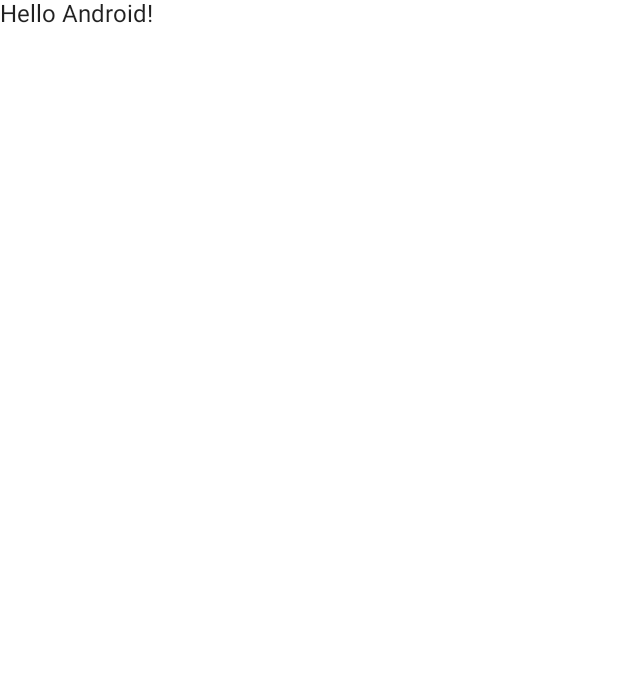
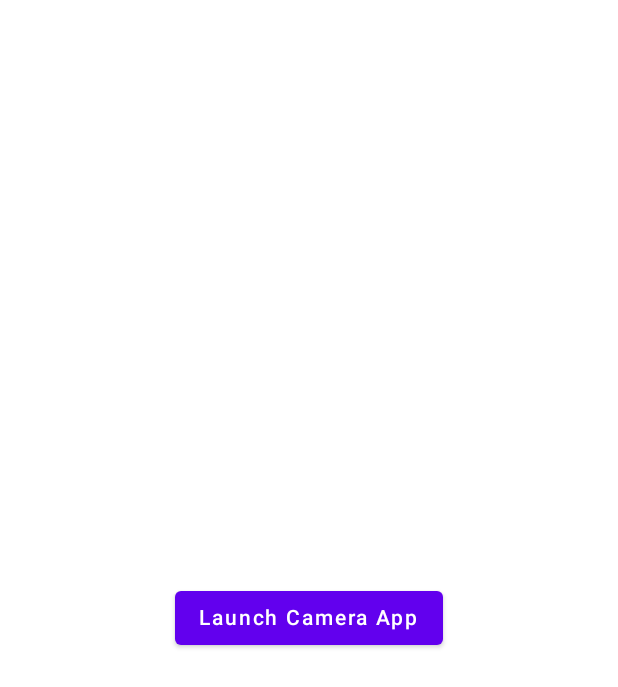
Before and after one commit to Omoti/external_camera_sample_android, an Android app built with Jetpack Compose: the screen it shows after launch (MainActivity), on a phone screen of 412 x 824 dp. Before the commit the part shown is almost empty. Shown: the top 687 px of the screen. Run offline under Robolectric (Android 15) with nearby library versions, the phone set to English and light mode, and no system bars.

Commit message:
add: MainScreen

```diff
--- a/app/src/main/java/com/omoti/externalcamerasample/MainActivity.kt
+++ b/app/src/main/java/com/omoti/externalcamerasample/MainActivity.kt
@@ -22,22 +22,9 @@ class MainActivity : ComponentActivity() {
                     modifier = Modifier.fillMaxSize(),
                     color = MaterialTheme.colors.background
                 ) {
-                    Greeting("Android")
+                    MainScreen()
                 }
             }
         }
     }
 }
-
-@Composable
-fun Greeting(name: String) {
-    Text(text = "Hello $name!")
-}
-
-@Preview(showBackground = true)
-@Composable
-fun DefaultPreview() {
-    ExternalCameraSampleTheme {
-        Greeting("Android")
-    }
-}
--- /dev/null
+++ b/app/src/main/java/com/omoti/externalcamerasample/MainScreen.kt
@@ -0,0 +1,41 @@
+package com.omoti.externalcamerasample
+
+import androidx.compose.foundation.layout.Arrangement
+import androidx.compose.foundation.layout.Column
+import androidx.compose.foundation.layout.fillMaxSize
+import androidx.compose.foundation.layout.padding
+import androidx.compose.material.Button
+import androidx.compose.material.Scaffold
+import androidx.compose.material.Text
+import androidx.compose.runtime.Composable
+import androidx.compose.ui.Alignment
+import androidx.compose.ui.Modifier
+import androidx.compose.ui.tooling.preview.Preview
+import com.omoti.externalcamerasample.ui.theme.ExternalCameraSampleTheme
+
+@Composable
+fun MainScreen() {
+    Scaffold { paddingValues ->
+        Column(
+            verticalArrangement = Arrangement.Center,
+            horizontalAlignment = Alignment.CenterHorizontally,
+            modifier = Modifier
+                .fillMaxSize()
+                .padding(paddingValues = paddingValues),
+        ) {
+            Button(onClick = {
+                // TODO : Launch Camera App
+            }) {
+                Text(text = "Launch Camera App")
+            }
+        }
+    }
+}
+
+@Preview
+@Composable
+private fun MainScreenPreview() {
+    ExternalCameraSampleTheme {
+        MainScreen()
+    }
+}
```
